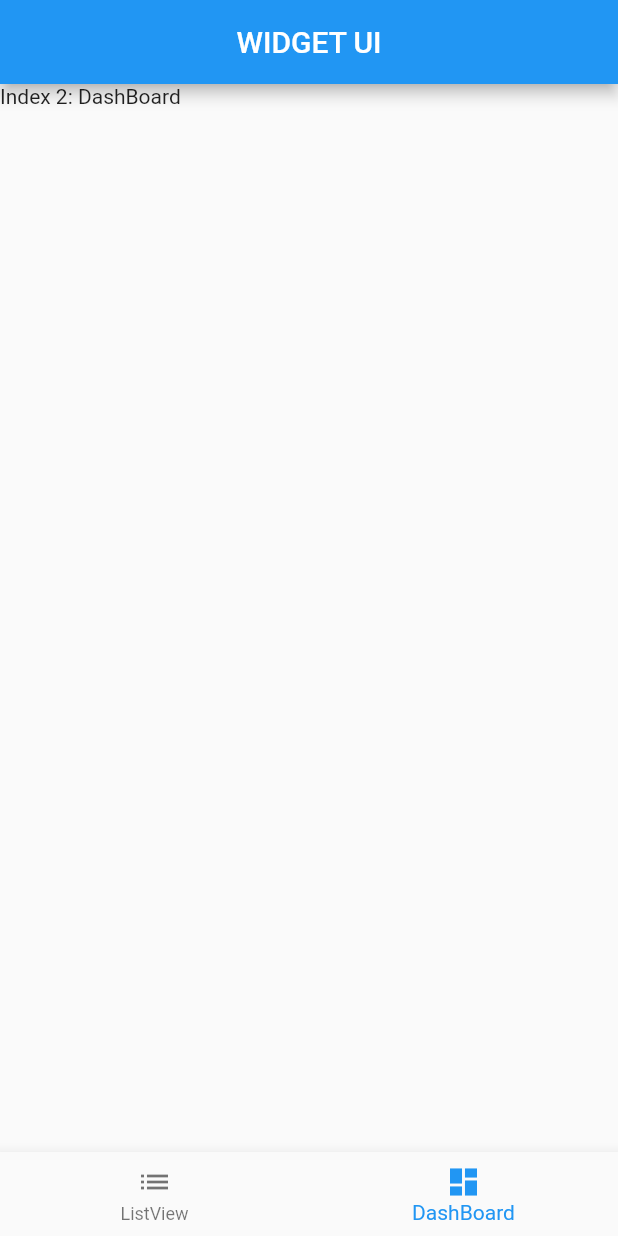
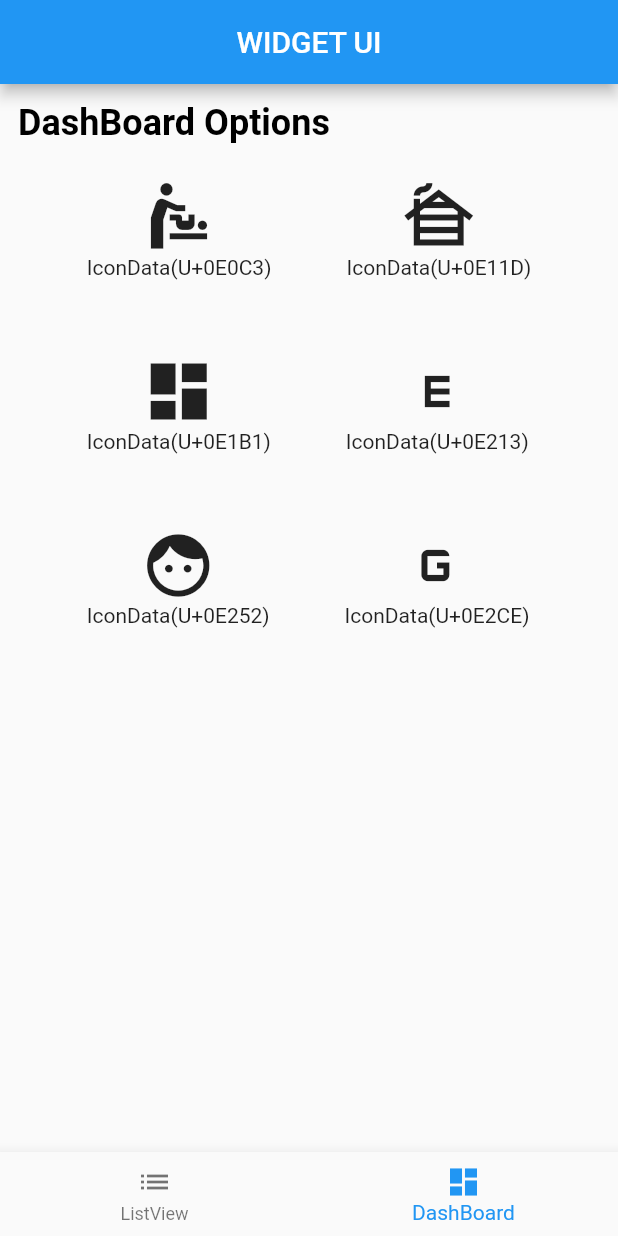
Before and after one commit to MiraboMinhNQ/WidgetUI, a Flutter app: the screen it shows after launch, item 2 of the bottom bar chosen, on a phone screen of 412 x 824 dp. Run offline on Flutter 3.47's test engine with Material 2 defaults, Android fonts, the phone set to English and light mode, and no system bars.

Commit message:
update dashboard

```diff
--- /dev/null
+++ b/lib/dashboard_screen.dart
@@ -0,0 +1,48 @@
+import 'package:flutter/material.dart';
+import 'package:listview/dashboarditem.dart';
+
+class DashBoardScreen extends StatelessWidget {
+  const DashBoardScreen({Key? key}) : super(key: key);
+
+  @override
+  Widget build(BuildContext context) {
+    var ic = [Icons.add, Icons.baby_changing_station, Icons.cabin, Icons.dashboard, Icons.e_mobiledata, Icons.face, Icons.g_mobiledata];
+    return Container(
+      height: MediaQuery.of(context).size.height,
+      width: MediaQuery.of(context).size.width,
+      child: Column(
+        crossAxisAlignment: CrossAxisAlignment.start,
+        children: [
+          const Padding(
+            padding: EdgeInsets.all(12),
+            child: Text(
+              "DashBoard Options",
+              style: TextStyle(
+                color: Colors.black,
+                fontSize: 24,
+                fontWeight: FontWeight.bold
+              ),
+            ),
+          ),
+          Padding(
+            padding: const EdgeInsets.all(12.0),
+            child: Center(
+              child: Wrap(
+                spacing: 50,
+                runSpacing: 50,
+                children: [
+                  DashBoardItem(ic: ic[1]),
+                  DashBoardItem(ic: ic[2]),
+                  DashBoardItem(ic: ic[3]),
+                  DashBoardItem(ic: ic[4]),
+                  DashBoardItem(ic: ic[5]),
+                  DashBoardItem(ic: ic[6]),
+                ],
+              ),
+            ),
+          )
+        ],
+      ),
+    );
+  }
+}
--- /dev/null
+++ b/lib/dashboarditem.dart
@@ -0,0 +1,17 @@
+import 'package:flutter/material.dart';
+
+class DashBoardItem extends StatelessWidget {
+  const DashBoardItem({Key? key, required this.ic}) : super(key: key);
+
+  final IconData ic;
+
+  @override
+  Widget build(BuildContext context) {
+    return Column(
+      children: [
+        Icon(ic, size: 50,),
+        Text(ic.toString()),
+      ],
+    );
+  }
+}
--- a/lib/home_screen.dart
+++ b/lib/home_screen.dart
@@ -1,4 +1,5 @@
 import 'package:flutter/material.dart';
+import 'package:listview/dashboard_screen.dart';
 import 'package:listview/listview.dart';
 
 class HomeScreen extends StatefulWidget {
@@ -12,9 +13,7 @@ class _HomeScreenState extends State<HomeScreen> {
   int _selectedIndex = 0;
   static const List<Widget> _widgetOptions = <Widget>[
     ListViewScreen(),
-    Text(
-      'Index 2: DashBoard',
-    ),
+    DashBoardScreen()
   ];
 
   void _onItemTapped(int index) {
```
